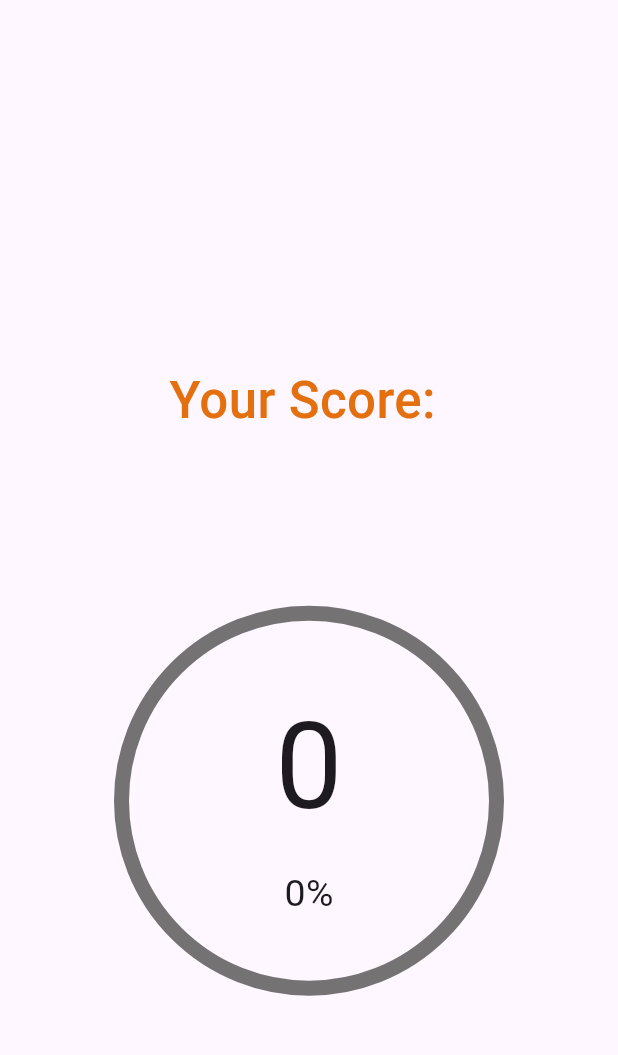
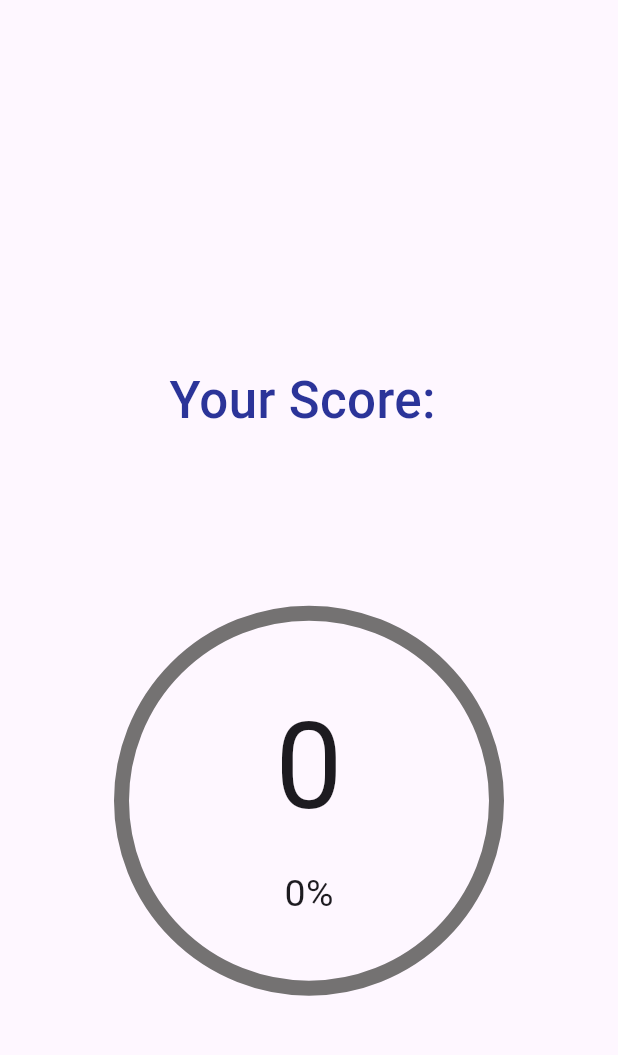
Before and after one commit to hassenmrakbenjebahi/flutter_quiz_app, a Flutter app: the ScoreQuiz screen opened directly with empty values, on a phone screen of 412 x 824 dp, the part 72-1127 px from its top. Run offline on Flutter 3.47's test engine with Material 3 defaults, Android fonts, the phone set to English and light mode, and no system bars; our stand-ins replace flutter_spinkit, get; network calls fail; Roboto replaces fonts that are missing (creditCardNumber).

Commit message:
change color

```diff
--- a/lib/screens/DetailQuizScreen.dart
+++ b/lib/screens/DetailQuizScreen.dart
@@ -1,7 +1,7 @@
 import 'package:flutter/material.dart';
 import 'package:get/get.dart';
 import 'package:quizapp/model/quiz.dart';
-
+import 'package:quizapp/utils/globalColor.dart';
 class DetailQuizScreen extends StatefulWidget {
   const DetailQuizScreen({Key? key}) : super(key: key);
 
@@ -123,7 +123,7 @@ class _DetailQuizScreenState extends State<DetailQuizScreen> {
                     },
                     child: Text('Start Quiz', style: TextStyle(color: Colors.white)),
                     style: ElevatedButton.styleFrom(
-                      backgroundColor: Color.fromARGB(238, 245, 101, 5),
+                      backgroundColor: JobColor.appcolor,
                     ),
                   ),
                   SizedBox(height: 20), // Espacement
@@ -142,7 +142,7 @@ class _DetailQuizScreenState extends State<DetailQuizScreen> {
       height: 40.0,
       decoration: BoxDecoration(
         shape: BoxShape.circle,
-        color: const Color.fromARGB(255, 243, 145, 33),
+        color: JobColor.appcolor,
       ),
       child: Icon(
         iconData,
--- a/lib/screens/score.dart
+++ b/lib/screens/score.dart
@@ -1,5 +1,6 @@
 import 'package:flutter/material.dart';
 import 'package:get/get.dart';
+import 'package:quizapp/utils/globalColor.dart';
 
 class ScoreQuiz extends StatefulWidget {
   const ScoreQuiz({super.key});
@@ -9,6 +10,8 @@ class ScoreQuiz extends StatefulWidget {
 }
 
 class _ScoreQuizState extends State<ScoreQuiz> {
+
+
   @override
   Widget build(BuildContext context) {
     final int score = Get.arguments as int;
@@ -40,7 +43,7 @@ class _ScoreQuizState extends State<ScoreQuiz> {
             style: TextStyle(
               fontSize: 34,
               fontWeight: FontWeight.w500,
-              color: Color.fromARGB(255, 228, 111, 15),
+              color: JobColor.appcolor,
             ),
           ),
           Stack(
@@ -52,7 +55,7 @@ class _ScoreQuizState extends State<ScoreQuiz> {
                 child: CircularProgressIndicator(
                   strokeWidth: 10,
                   value: score / 10,
-                  color: Color.fromARGB(255, 228, 111, 15),
+                  color: JobColor.appcolor,
                   backgroundColor: Color.fromARGB(255, 116, 114, 114),
                 ),
               ),
--- a/lib/screens/screen_generate_quiz.dart
+++ b/lib/screens/screen_generate_quiz.dart
@@ -1,5 +1,6 @@
  import 'package:flutter/material.dart';
 import 'package:get/get.dart';
+import 'package:quizapp/utils/globalColor.dart';
 
 
 class ScreenGenerateQuiz extends StatefulWidget {
@@ -48,7 +49,7 @@ class _ScreenGenerateQuizState extends State<ScreenGenerateQuiz> {
              "Generate Quiz",
              style: TextStyle(
              fontWeight: FontWeight.bold,
-             color: Color.fromARGB(238, 245, 101, 5),
+             color: JobColor.appcolor,
              fontSize: 25,
              ),
             ),
@@ -82,7 +83,7 @@ class _ScreenGenerateQuizState extends State<ScreenGenerateQuiz> {
             },
             child: Text('Generate',style: TextStyle(color: Colors.white)),
             style:  ElevatedButton.styleFrom(
-            backgroundColor: Color.fromARGB(238, 245, 101, 5)
+            backgroundColor: JobColor.appcolor
            ),
           ),
          ),
--- /dev/null
+++ b/lib/utils/globalColor.dart
@@ -0,0 +1,17 @@
+import 'package:flutter/material.dart';
+
+class JobColor{
+  static const grey = Colors.grey;
+  static const white = Colors.white;
+  static const black = Colors.black;
+  static const transparent = Colors.transparent;
+  static const appgray = Color(0xffFAFAFA);
+  static const appcolor = Color(0xff2B3499);
+  static const textgray = Color(0xff9E9E9E);
+  static const bggray = Color(0xffEEEEEE);
+  static const lightblue = Color(0x1A2B3499);
+  static const red = Color(0xffF75555);
+  static const lightblack = Color(0xff23262F);
+  static const container = Color(0xffFAFAFA);
+  static const borderblack = Color(0xff35383F);
+}
```
Also changed, not shown: lib/controllers/QuizController.dart (added, +12 -0 lines), lib/screens/quiz.dart (+9 -8 lines), lib/screens/screen_all_quiz.dart (+4 -3 lines), lib/screens/screen_result_generate.dart (+6 -5 lines).
